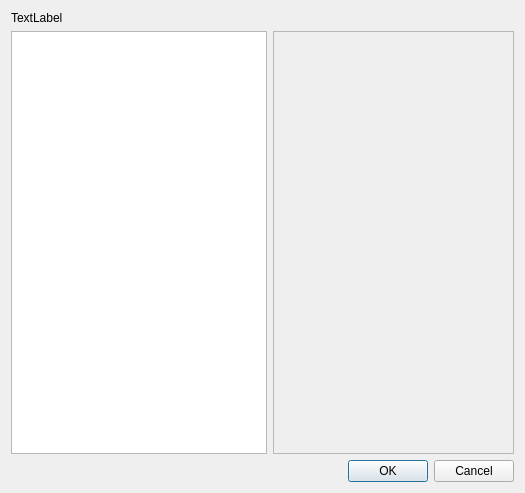
Above: Elephant_info.ui from johnowhitaker/eid before the change. Below: the same form after it.
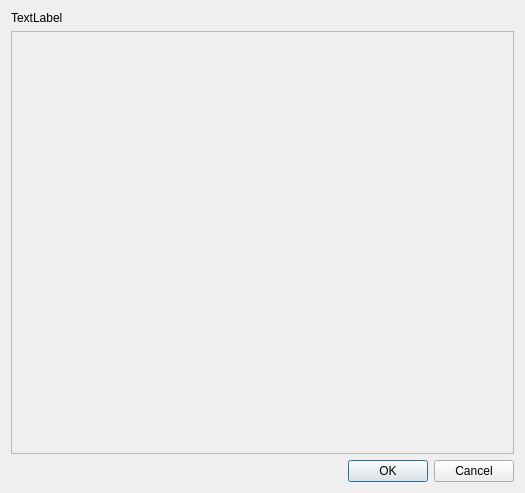
That is the form after the change.

Patch:
```diff
--- a/Elephant_info.ui
+++ b/Elephant_info.ui
@@ -27,9 +27,6 @@
    <item row="1" column="1">
     <layout class="QGridLayout" name="gridLayout">
      <item row="0" column="0">
-      <widget class="QGraphicsView" name="graphicsView"/>
-     </item>
-     <item row="0" column="1">
       <widget class="QScrollArea" name="scrollArea">
        <property name="widgetResizable">
         <bool>true</bool>
@@ -39,7 +36,7 @@
          <rect>
           <x>0</x>
           <y>0</y>
-          <width>241</width>
+          <width>503</width>
           <height>415</height>
          </rect>
         </property>
```
Left out of the diff: 2 changed lines with no effect on the pictures.
